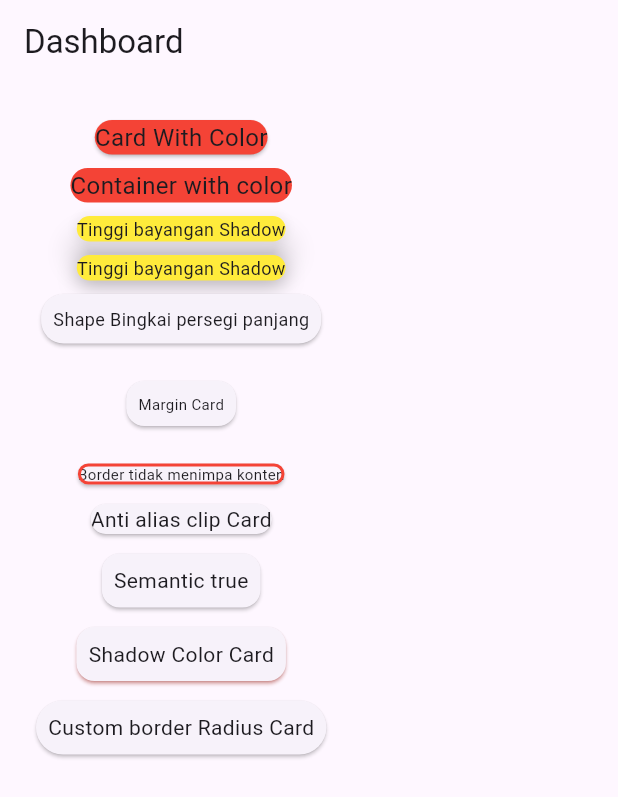
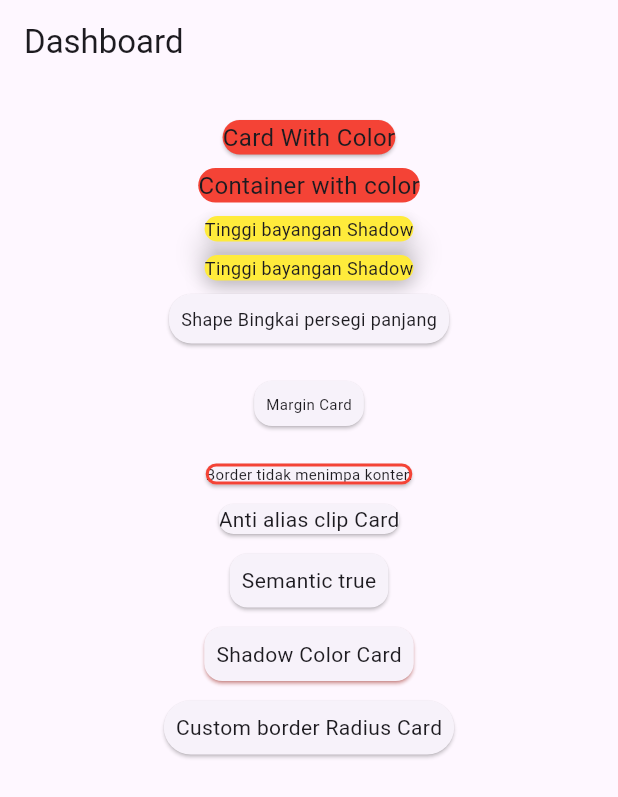
Before and after one commit to helenoktaa/week8_card, a Flutter app: the screen it shows after launch, on a phone screen of 412 x 824 dp. Shown: the top 797 px of the screen. Run offline on Flutter 3.47's test engine with Material 3 defaults, Android fonts, the phone set to English and light mode, and no system bars.

Commit message:
center all card

```diff
--- a/lib/pages/page_card_01.dart
+++ b/lib/pages/page_card_01.dart
@@ -8,6 +8,7 @@ class MyCardNight extends StatelessWidget {
     return Scaffold(
       appBar: AppBar(title: const Text("Dashboard"), actions: const []),
       body: SingleChildScrollView(
+        child: Center(
           child: Container(
             padding: const EdgeInsets.all(20.0),
             child: Column(
@@ -75,7 +76,10 @@ class MyCardNight extends StatelessWidget {
                   margin: EdgeInsets.all(16.0),
                   child: Padding(
                     padding: const EdgeInsets.all(8.0),
-                  child: Text("Margin Card", style: TextStyle(fontSize: 10.0)),
+                    child: Text(
+                      "Margin Card",
+                      style: TextStyle(fontSize: 10.0),
+                    ),
                   ),
                 ),
                 SizedBox(height: 5),
@@ -141,6 +145,7 @@ class MyCardNight extends StatelessWidget {
             ),
           ),
         ),
+      ),
     );
   }
 }
```
Lines whose indentation alone changed are shown as unchanged.
